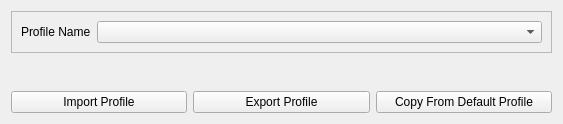
fwfa123/linuxtrackx-ir, file src/qt_gui/profile_selector.ui: the form before one commit.
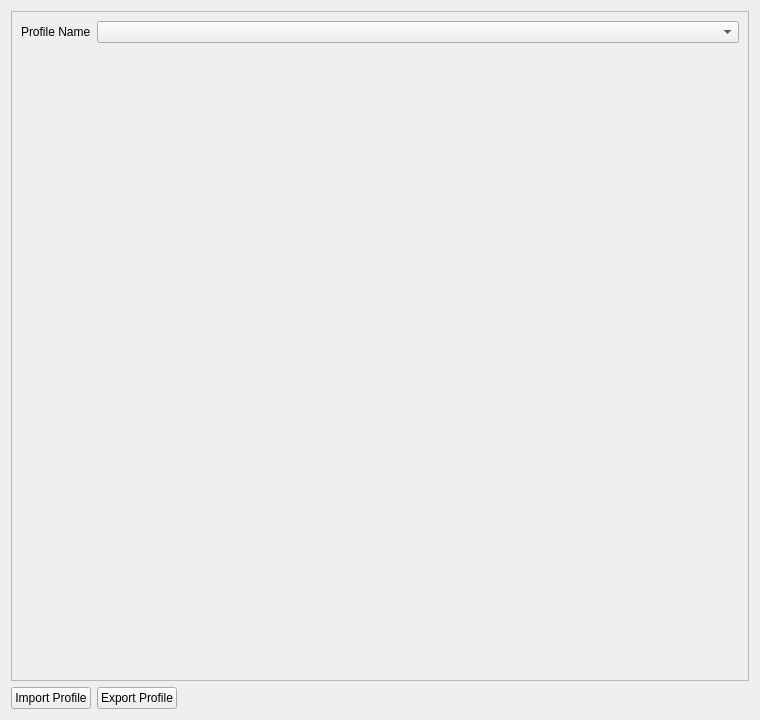
The form after the commit.

Commit message:
feat(gui): ship 3.0.0 Profile tab with embedded curves and pose-map sidebar
Embed the axis curve editor in Tracking setup, move pose maps beside the
graph, fix short-window scrolling, and drop Profile pan tuning in favor of
Model Setup—reducing vertical clutter while keeping Enable/Invert per axis.

```diff
--- a/src/qt_gui/profile_selector.ui
+++ b/src/qt_gui/profile_selector.ui
@@ -6,16 +6,28 @@
    <rect>
     <x>0</x>
     <y>0</y>
-    <width>563</width>
-    <height>124</height>
+    <width>760</width>
+    <height>720</height>
    </rect>
   </property>
+  <property name="sizePolicy">
+   <sizepolicy hsizetype="Preferred" vsizetype="Expanding">
+    <horstretch>0</horstretch>
+    <verstretch>1</verstretch>
+   </sizepolicy>
+  </property>
   <property name="windowTitle">
    <string>Form</string>
   </property>
   <layout class="QVBoxLayout" name="verticalLayout_2">
    <item>
     <widget class="QFrame" name="frame">
+     <property name="sizePolicy">
+      <sizepolicy hsizetype="Preferred" vsizetype="Expanding">
+       <horstretch>0</horstretch>
+       <verstretch>1</verstretch>
+      </sizepolicy>
+     </property>
      <property name="frameShape">
       <enum>QFrame::StyledPanel</enum>
      </property>
@@ -57,24 +69,60 @@
        </layout>
       </item>
       <item>
-       <layout class="QVBoxLayout" name="AxesSetup"/>
+       <widget class="QScrollArea" name="axesScroll">
+        <property name="sizePolicy">
+         <sizepolicy hsizetype="Expanding" vsizetype="Expanding">
+          <horstretch>0</horstretch>
+          <verstretch>1</verstretch>
+         </sizepolicy>
+        </property>
+        <property name="frameShape">
+         <enum>QFrame::NoFrame</enum>
+        </property>
+        <property name="widgetResizable">
+         <bool>true</bool>
+        </property>
+        <property name="horizontalScrollBarPolicy">
+         <enum>Qt::ScrollBarAlwaysOff</enum>
+        </property>
+        <property name="verticalScrollBarPolicy">
+         <enum>Qt::ScrollBarAsNeeded</enum>
+        </property>
+        <widget class="QWidget" name="axesScrollContents">
+         <property name="geometry">
+          <rect>
+           <x>0</x>
+           <y>0</y>
+           <width>700</width>
+           <height>600</height>
+          </rect>
+         </property>
+         <property name="sizePolicy">
+          <sizepolicy hsizetype="Preferred" vsizetype="Minimum">
+           <horstretch>0</horstretch>
+           <verstretch>0</verstretch>
+          </sizepolicy>
+         </property>
+         <layout class="QVBoxLayout" name="AxesSetup">
+          <property name="leftMargin">
+           <number>0</number>
+          </property>
+          <property name="topMargin">
+           <number>0</number>
+          </property>
+          <property name="rightMargin">
+           <number>0</number>
+          </property>
+          <property name="bottomMargin">
+           <number>0</number>
+          </property>
+         </layout>
+        </widget>
+       </widget>
       </item>
      </layout>
     </widget>
    </item>
-   <item>
-    <spacer name="verticalSpacer">
-     <property name="orientation">
-      <enum>Qt::Vertical</enum>
-     </property>
-     <property name="sizeHint" stdset="0">
-      <size>
-       <width>20</width>
-       <height>40</height>
-      </size>
-     </property>
-    </spacer>
-   </item>
    <item>
     <layout class="QHBoxLayout" name="horizontalLayout_9">
      <item>
@@ -92,11 +140,17 @@
       </widget>
      </item>
      <item>
-      <widget class="QPushButton" name="CopyFromDefault">
-       <property name="text">
-        <string>Copy From Default Profile</string>
+      <spacer name="horizontalSpacer_import">
+       <property name="orientation">
+        <enum>Qt::Horizontal</enum>
        </property>
-      </widget>
+       <property name="sizeHint" stdset="0">
+        <size>
+         <width>40</width>
+         <height>20</height>
+        </size>
+       </property>
+      </spacer>
      </item>
     </layout>
    </item>
```
The commit also changes 23 other files.
